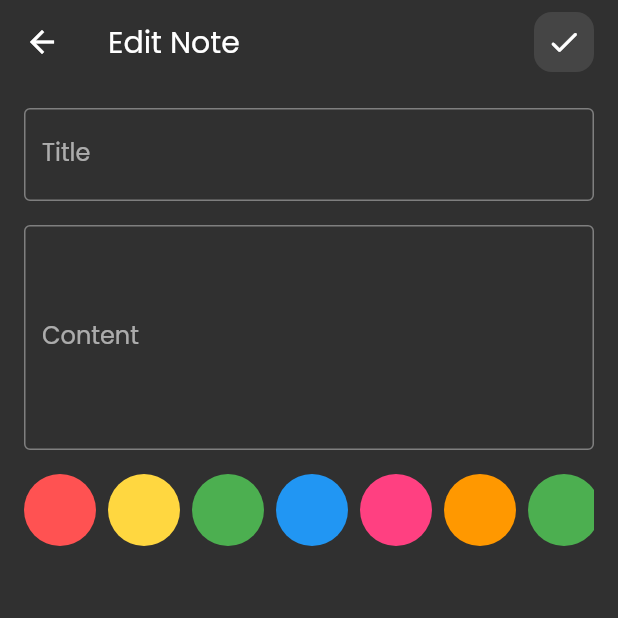
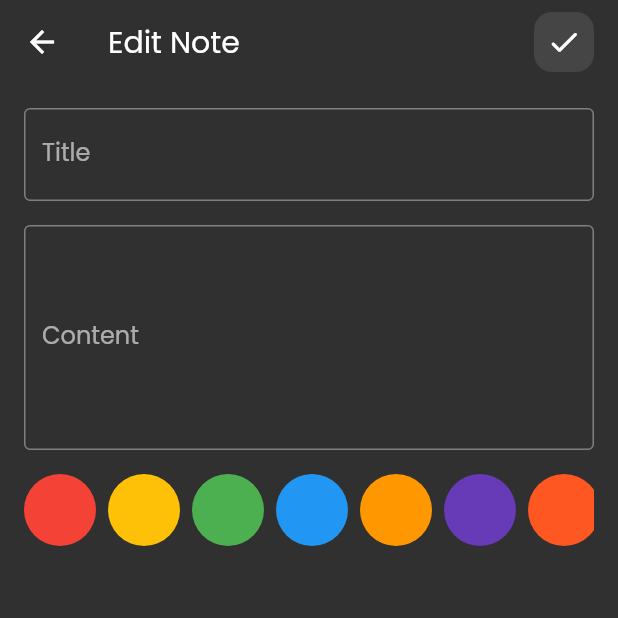
Before and after one commit to FadyFawzyOfficial/notes, a Flutter app: the EditNoteView screen opened directly with empty values, on a phone screen of 412 x 824 dp, the top half of it. Run offline on Flutter 3.47's test engine with Material 2 defaults, Android fonts, the phone set to English and light mode, and no system bars; our stand-ins replace flutter_bloc, hive, hive_flutter; accounts and stored records are empty.

Commit message:
6. Split Colors Pallet List into colors.dart File

```diff
--- /dev/null
+++ b/lib/constants/colors.dart
@@ -0,0 +1,14 @@
+import 'package:flutter/material.dart' show Color;
+
+const kColorPalette = [
+  Color(0xFFF44336), // Red
+  Color(0xFFFFC107), // Amber
+  Color(0xFF4CAF50), // Green
+  Color(0xFF2196F3), // Blue
+  Color(0xFFFF9800), // Orange
+  Color(0xFF673AB7), // Deep Purple
+  Color(0xFFFF5722), // Deep Orange
+  Color(0xFF009688), // Teal
+  Color(0xFFFF4081), // Pink
+  Color(0xFF00BCD4), // Cyan
+];
--- a/lib/views/widgets/colors_list_view.dart
+++ b/lib/views/widgets/colors_list_view.dart
@@ -1,4 +1,6 @@
 import 'package:flutter/material.dart';
+
+import '../../constants/colors.dart';
 
 class ColorsListView extends StatefulWidget {
   final Function(Color) selectColor;
@@ -15,26 +17,13 @@ class ColorsListView extends StatefulWidget {
 }
 
 class _ColorsListViewState extends State<ColorsListView> {
-  static const colors = [
-    Color(0xFFFF5252), // Watermelon Red
-    Color(0xFFFFD740), // Sunflower Yellow
-    Color(0xFF4CAF50), // Mint Green
-    Color(0xFF2196F3), // Sky Blue
-    Color(0xFFFF4081), // Pink
-    Color(0xFFFF9800), // Orange
-    Color(0xFF4CAF50), // Green
-    Color(0xFFFFC107), // Yellow
-    Color(0xFF9C27B0), // Purple
-    Color(0xFF03A9F4), // Light Blue
-  ];
-
   var selectedColorIndex = 0;
 
   @override
   void initState() {
     super.initState();
     if (widget.initialColor != null) {
-      selectedColorIndex = colors.indexOf(Color(widget.initialColor!));
+      selectedColorIndex = kColorPalette.indexOf(Color(widget.initialColor!));
     }
   }
 
@@ -44,18 +33,21 @@ class _ColorsListViewState extends State<ColorsListView> {
       height: 48,
       child: ListView.separated(
         scrollDirection: Axis.horizontal,
-        itemCount: colors.length,
-        itemBuilder: (context, index) => InkWell(
+        itemCount: kColorPalette.length,
+        itemBuilder: (context, index) {
+          final selectedColor = kColorPalette[index];
+          return InkWell(
             borderRadius: const BorderRadius.all(Radius.circular(24)),
             onTap: () {
-            widget.selectColor(colors[index]);
+              widget.selectColor(selectedColor);
               setState(() => selectedColorIndex = index);
             },
             child: ColorItem(
-            color: colors[index],
+              color: selectedColor,
               isSelected: selectedColorIndex == index,
             ),
-        ),
+          );
+        },
         separatorBuilder: (context, index) => const SizedBox(width: 8),
       ),
     );
```
Lines whose indentation alone changed are shown as unchanged.
